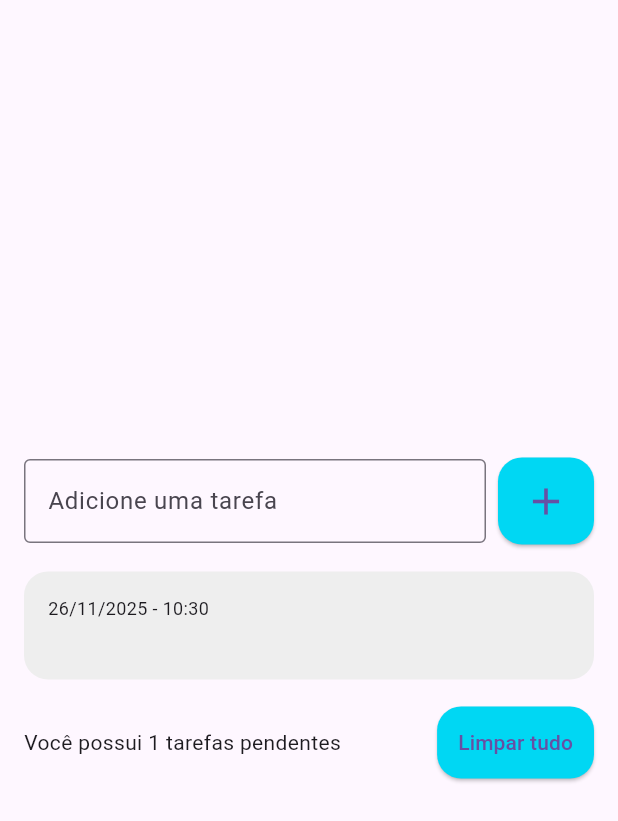
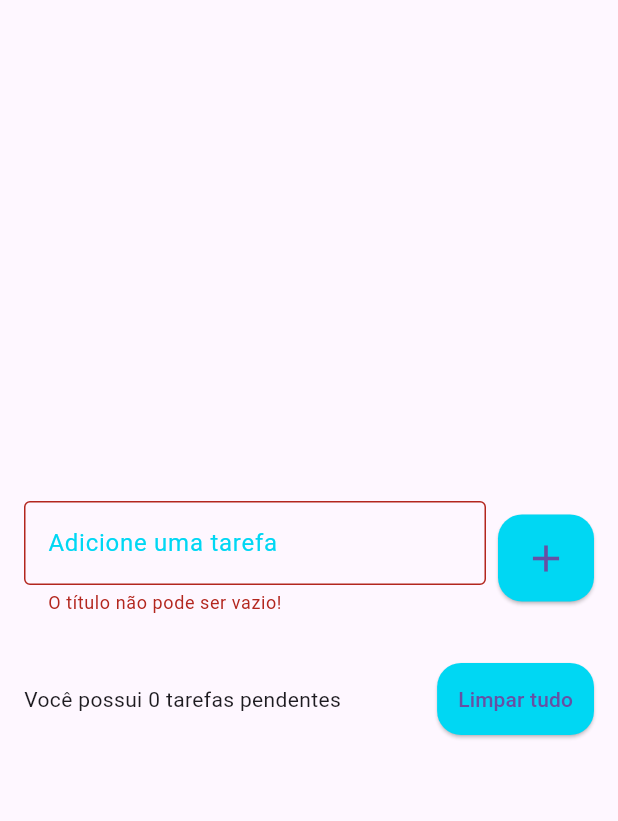
Before and after one commit to brunooyamada/todo_list, a Flutter app: the screen it shows after launch, after a tap on the "add" icon, on a phone screen of 412 x 824 dp. Shown: the top 821 px of the screen. Run offline on Flutter 3.47's test engine with Material 3 defaults, Android fonts, the phone set to English and light mode, and no system bars; drawn by our look-alikes of flutter_slidable; our stand-ins replace shared_preferences.

Commit message:
113. Exibindo Mensagem de Erro

```diff
--- a/lib/pages/todo_list_page.dart
+++ b/lib/pages/todo_list_page.dart
@@ -19,6 +19,7 @@ class _TodoListPageState extends State<TodoListPage> {
 
   Todo? deletedTodo;
   int? deletedTodoPos;
+  String? errorText;
 
   @override
   void initState() {
@@ -50,6 +51,14 @@ class _TodoListPageState extends State<TodoListPage> {
                           border: OutlineInputBorder(),
                           labelText: 'Adicione uma tarefa',
                           hintText: 'Ex: Estudar Flutter',
+                          errorText: errorText,
+                          focusedBorder: OutlineInputBorder(
+                            borderSide: BorderSide(
+                              color: Color(0xff00d7f3),
+                              width: 2,
+                            ),
+                          ),
+                          labelStyle: TextStyle(color: Color(0xff00d7f3)),
                         ),
                       ),
                     ),
@@ -57,12 +66,21 @@ class _TodoListPageState extends State<TodoListPage> {
                     ElevatedButton(
                       onPressed: () {
                         String text = todoController.text;
+
+                        if (text.isEmpty) {
+                          setState(() {
+                            errorText = 'O título não pode ser vazio!';
+                          });
+                          return;
+                        }
+
                         setState(() {
                           Todo newTodo = Todo(
                             title: text,
                             dateTime: DateTime.now(),
                           );
                           todos.add(newTodo);
+                          errorText = null;
                         });
                         todoController.clear();
                         todoRepository.saveTodoList(todos);
```
